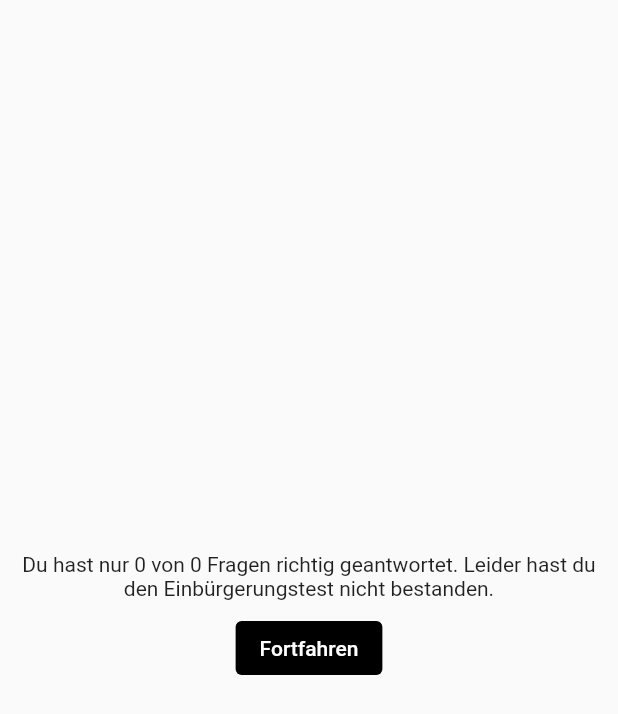
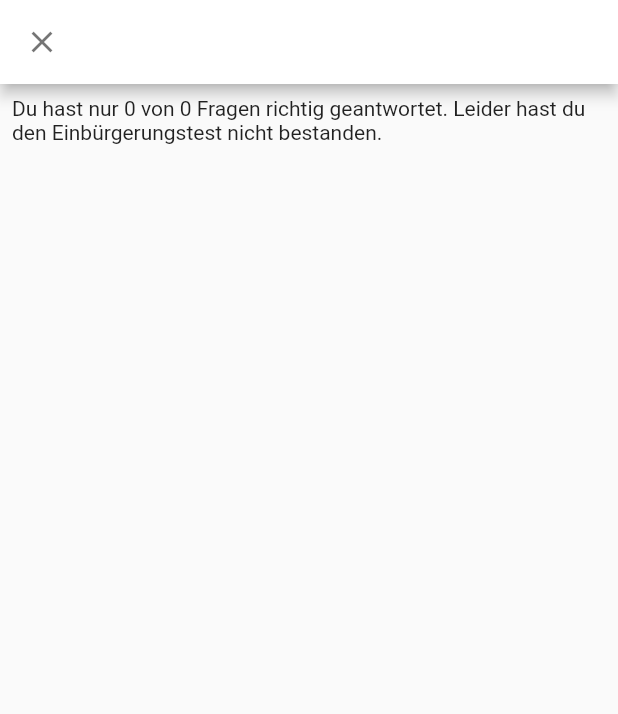
Before and after one commit to defuncart/einbuergerungstest, a Flutter app: the ResultsScreenContent screen opened directly with empty values, on a phone screen of 412 x 824 dp. Shown: the top 714 px of the screen. Run offline on Flutter 3.47's test engine with Material 2 defaults, Android fonts, the light colour scheme and no system bars; our stand-ins replace flutter_riverpod, hive, riverpod; accounts and stored records are empty; statements that could not run were skipped.

Commit message:
ResultsScreen add questions.

```diff
--- a/lib/widgets/results_screen/results_screen.dart
+++ b/lib/widgets/results_screen/results_screen.dart
@@ -2,6 +2,7 @@ import 'package:einbuergerungstest/generated/l10n.dart';
 import 'package:einbuergerungstest/services/question_database/models/question.dart';
 import 'package:einbuergerungstest/services/results_database/models/quiz_result.dart';
 import 'package:einbuergerungstest/state/state.dart';
+import 'package:einbuergerungstest/widgets/common/question_popover.dart';
 import 'package:flutter/material.dart';
 import 'package:flutter_riverpod/flutter_riverpod.dart';
 
@@ -53,11 +54,14 @@ class ResultsScreenContent extends StatelessWidget {
   @override
   Widget build(BuildContext context) {
     return Scaffold(
-      body: Padding(
-        padding: const EdgeInsets.symmetric(horizontal: 8.0),
-        child: Center(
-          child: Column(
-            mainAxisSize: MainAxisSize.min,
+      appBar: AppBar(
+        leading: IconButton(
+          onPressed: () => Navigator.of(context).pop(),
+          icon: const Icon(Icons.close),
+        ),
+      ),
+      body: ListView(
+        padding: const EdgeInsets.all(8),
         children: [
           Text(
             result.quizPassed
@@ -69,19 +73,24 @@ class ResultsScreenContent extends StatelessWidget {
                     result.numberCorrect,
                     result.numberQuestions,
                   ),
-                textAlign: TextAlign.center,
           ),
           const SizedBox(height: 8),
-              ElevatedButton(
-                onPressed: () => Navigator.of(context).pop(),
-                child: Text(
-                  AppLocalizations.of(context).generalContinue,
+          ListView.builder(
+            shrinkWrap: true,
+            itemCount: result.numberQuestions,
+            physics: const NeverScrollableScrollPhysics(),
+            itemBuilder: (context, index) => Card(
+              child: Padding(
+                padding: const EdgeInsets.all(8.0),
+                child: QuestionPanel(
+                  question: questions[index],
+                  answerIndex: result.qaPairs[index].answerIndex,
+                ),
+              ),
             ),
           ),
         ],
       ),
-        ),
-      ),
     );
   }
 }
```
Also changed, not shown: lib/widgets/common/question_popover.dart (+10 -6 lines). Lines whose indentation alone changed are shown as unchanged.
